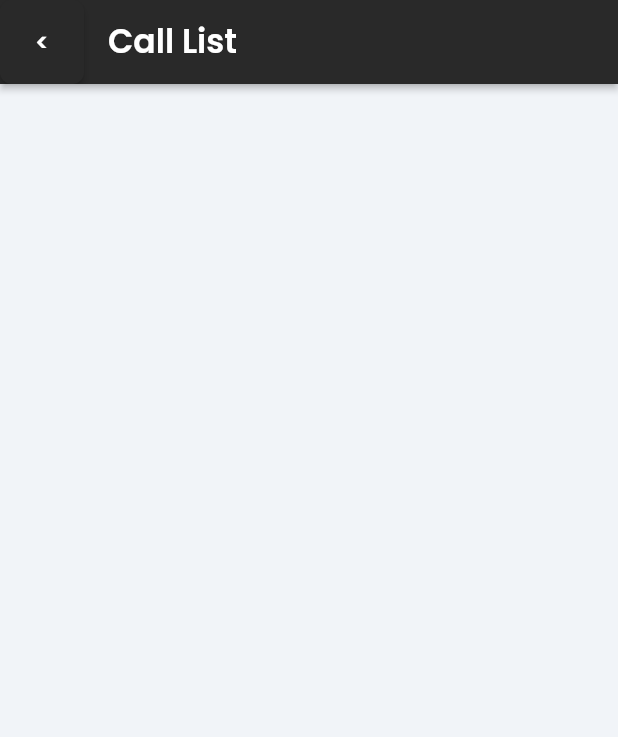
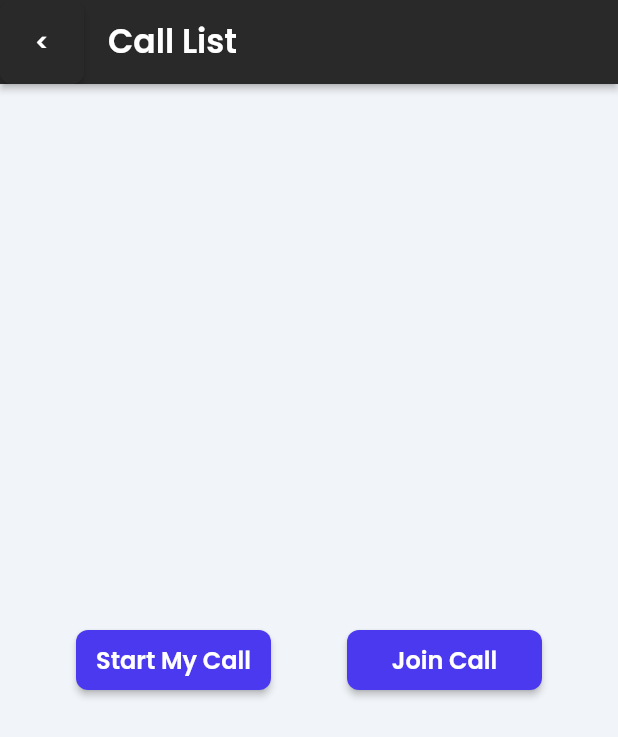
Before and after one commit to anoopsuresh/test-flutter-flow, a Flutter app: the CallListWidget screen opened by its route, on a phone screen of 412 x 824 dp. Shown: the top 737 px of the screen. Run offline on Flutter 3.47's test engine with Material 2 defaults, Android fonts, the phone set to English and light mode, and no system bars; drawn by our look-alikes of auto_size_text; our stand-ins replace font_awesome_flutter, from_css_color, go_router, google_fonts, page_transition, shared_preferences and 1 more; missing offline and left inert: json_path; accounts and stored records are empty.

Commit message:
Updating to latest FlutterFlow output.

```diff
--- a/lib/call_list/call_list_widget.dart
+++ b/lib/call_list/call_list_widget.dart
@@ -66,7 +66,57 @@ class _CallListWidgetState extends State<CallListWidget> {
           onTap: () => FocusScope.of(context).requestFocus(_unfocusNode),
           child: Column(
             mainAxisSize: MainAxisSize.max,
-            children: [],
+            mainAxisAlignment: MainAxisAlignment.spaceAround,
+            children: [
+              Row(
+                mainAxisSize: MainAxisSize.max,
+                mainAxisAlignment: MainAxisAlignment.spaceEvenly,
+                children: [
+                  FFButtonWidget(
+                    onPressed: () {
+                      print('Button pressed ...');
+                    },
+                    text: 'Start My Call',
+                    options: FFButtonOptions(
+                      width: 130,
+                      height: 40,
+                      color: FlutterFlowTheme.of(context).primaryColor,
+                      textStyle:
+                          FlutterFlowTheme.of(context).subtitle2.override(
+                                fontFamily: 'Poppins',
+                                color: Colors.white,
+                              ),
+                      borderSide: BorderSide(
+                        color: Colors.transparent,
+                        width: 1,
+                      ),
+                      borderRadius: BorderRadius.circular(8),
+                    ),
+                  ),
+                  FFButtonWidget(
+                    onPressed: () {
+                      print('Button pressed ...');
+                    },
+                    text: 'Join Call',
+                    options: FFButtonOptions(
+                      width: 130,
+                      height: 40,
+                      color: FlutterFlowTheme.of(context).primaryColor,
+                      textStyle:
+                          FlutterFlowTheme.of(context).subtitle2.override(
+                                fontFamily: 'Poppins',
+                                color: Colors.white,
+                              ),
+                      borderSide: BorderSide(
+                        color: Colors.transparent,
+                        width: 1,
+                      ),
+                      borderRadius: BorderRadius.circular(8),
+                    ),
+                  ),
+                ],
+              ),
+            ],
           ),
         ),
       ),
```
